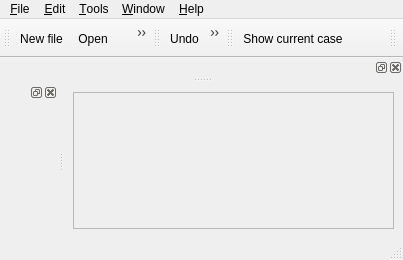
The window that gui/Base/MainForm.ui (code-saturne/code_saturne) describes before a commit, drawn with Qt 5.
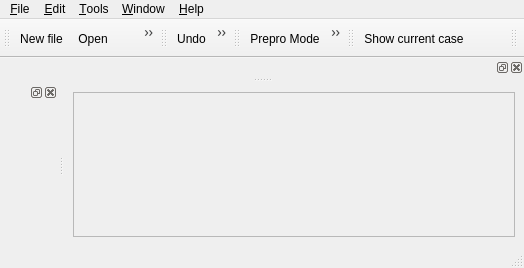
The same window after the commit. Icons and pictures are not drawn.

Commit message: add prepro mode for GUI

Diff of the .ui file:
```diff
--- a/gui/Base/MainForm.ui
+++ b/gui/Base/MainForm.ui
@@ -7,8 +7,8 @@
    <rect>
     <x>0</x>
     <y>0</y>
-    <width>403</width>
-    <height>260</height>
+    <width>524</width>
+    <height>268</height>
    </rect>
   </property>
   <property name="windowTitle">
@@ -37,8 +37,8 @@
     <rect>
      <x>0</x>
      <y>0</y>
-     <width>403</width>
-     <height>20</height>
+     <width>524</width>
+     <height>29</height>
     </rect>
    </property>
    <widget class="QMenu" name="menuO_ptions">
@@ -161,12 +161,25 @@
    <attribute name="toolBarBreak">
     <bool>false</bool>
    </attribute>
-   <addaction name="displayCaseAction"/>
+   <addaction name="actionPrepro"/>
+   <addaction name="actionCalculation"/>
   </widget>
   <widget class="QToolBar" name="toolBar_4">
    <property name="windowTitle">
     <string>toolBar_4</string>
    </property>
+   <attribute name="toolBarArea">
+    <enum>TopToolBarArea</enum>
+   </attribute>
+   <attribute name="toolBarBreak">
+    <bool>false</bool>
+   </attribute>
+   <addaction name="displayCaseAction"/>
+  </widget>
+  <widget class="QToolBar" name="toolBar_5">
+   <property name="windowTitle">
+    <string>toolBar_5</string>
+   </property>
    <property name="layoutDirection">
     <enum>Qt::RightToLeft</enum>
    </property>
@@ -515,6 +528,24 @@
     <string>Ctrl+Shift+Z</string>
    </property>
   </action>
+  <action name="actionPrepro">
+   <property name="icon">
+    <iconset resource="resource_base.qrc">
+     <normaloff>:/icons/22x22/prepro-mode.png</normaloff>:/icons/22x22/prepro-mode.png</iconset>
+   </property>
+   <property name="text">
+    <string>&amp;Prepro Mode</string>
+   </property>
+  </action>
+  <action name="actionCalculation">
+   <property name="icon">
+    <iconset resource="resource_base.qrc">
+     <normaloff>:/icons/22x22/calc-mode.png</normaloff>:/icons/22x22/calc-mode.png</iconset>
+   </property>
+   <property name="text">
+    <string>&amp;Calculation Mode</string>
+   </property>
+  </action>
   <action name="caseNewAction">
    <property name="icon">
     <iconset resource="resource_base.qrc">
```
Left out of the diff: 2 changed lines with no effect on the pictures. The commit also changes 17 other files.
